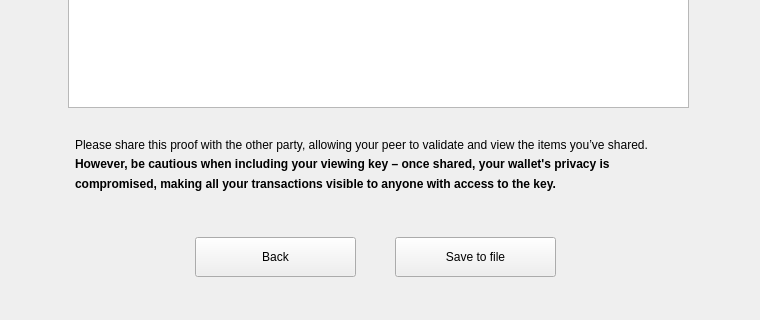
mwcproject/mwc-qt-wallet, file windows_desktop/v_generateownershipproofresult_w.ui: the form before one commit; both pictures show x 0 to 760 and y 226 to 546 of the 760 by 546 pixel window.
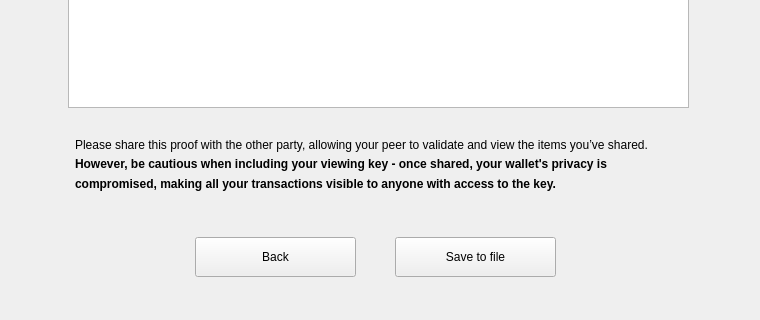
The form after the commit. Custom widgets are drawn as their Qt base class.

Commit message: Windows UI issues

The edit to the form file:
```diff
--- a/windows_desktop/v_generateownershipproofresult_w.ui
+++ b/windows_desktop/v_generateownershipproofresult_w.ui
@@ -86,7 +86,7 @@
 p, li { white-space: pre-wrap; }
 &lt;/style&gt;&lt;/head&gt;&lt;body style=&quot;line-height:138%;&quot;&gt;
 &lt;p&gt;
-Please share this proof with the other party, allowing your peer to validate and view the items you’ve shared. &lt;br/&gt;&lt;b&gt;However, be cautious when including your viewing key – once shared, your wallet's privacy is compromised, making all your transactions visible to anyone with access to the key.&lt;/b&gt;&lt;/p&gt;&lt;/body&gt;&lt;/html&gt;</string>
+Please share this proof with the other party, allowing your peer to validate and view the items you’ve shared. &lt;br/&gt;&lt;b&gt;However, be cautious when including your viewing key - once shared, your wallet's privacy is compromised, making all your transactions visible to anyone with access to the key.&lt;/b&gt;&lt;/p&gt;&lt;/body&gt;&lt;/html&gt;</string>
         </property>
         <property name="wordWrap">
          <bool>true</bool>
```
The commit also changes 6 other files.
